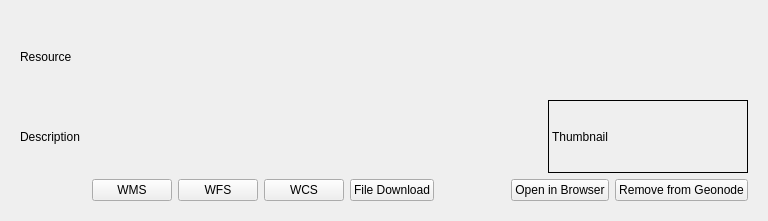
Above: src/qgis_geonode/ui/search_result_widget.ui from GeoNode/QGISGeoNodePlugin before the change. Below: the same form after it.
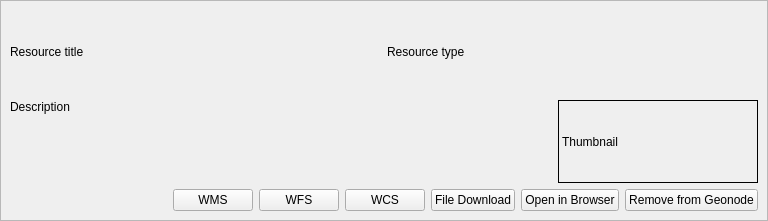
That is the form after the change.

Commit message: Make resource title bigger and add resource type (#96)

Diff of the .ui file:
```diff
--- a/src/qgis_geonode/ui/search_result_widget.ui
+++ b/src/qgis_geonode/ui/search_result_widget.ui
@@ -14,18 +14,62 @@
    <string>Resource</string>
   </property>
   <layout class="QVBoxLayout" name="verticalLayout_2">
+   <property name="spacing">
+    <number>0</number>
+   </property>
+   <property name="leftMargin">
+    <number>0</number>
+   </property>
+   <property name="topMargin">
+    <number>0</number>
+   </property>
+   <property name="rightMargin">
+    <number>0</number>
+   </property>
+   <property name="bottomMargin">
+    <number>0</number>
+   </property>
    <item>
-    <widget class="QWidget" name="resource" native="true">
+    <widget class="QFrame" name="resource">
+     <property name="frameShape">
+      <enum>QFrame::StyledPanel</enum>
+     </property>
+     <property name="frameShadow">
+      <enum>QFrame::Plain</enum>
+     </property>
      <layout class="QVBoxLayout" name="verticalLayout">
       <item>
-       <widget class="QLabel" name="name_la">
-        <property name="text">
-         <string>Resource</string>
-        </property>
-        <property name="wordWrap">
-         <bool>true</bool>
-        </property>
-       </widget>
+       <layout class="QHBoxLayout" name="horizontalLayout_3">
+        <item>
+         <widget class="QLabel" name="name_la">
+          <property name="sizePolicy">
+           <sizepolicy hsizetype="Preferred" vsizetype="Preferred">
+            <horstretch>0</horstretch>
+            <verstretch>0</verstretch>
+           </sizepolicy>
+          </property>
+          <property name="frameShape">
+           <enum>QFrame::NoFrame</enum>
+          </property>
+          <property name="text">
+           <string>Resource title</string>
+          </property>
+          <property name="alignment">
+           <set>Qt::AlignLeading|Qt::AlignLeft|Qt::AlignVCenter</set>
+          </property>
+          <property name="wordWrap">
+           <bool>true</bool>
+          </property>
+         </widget>
+        </item>
+        <item>
+         <widget class="QLabel" name="resource_type_la">
+          <property name="text">
+           <string>Resource type</string>
+          </property>
+         </widget>
+        </item>
+       </layout>
       </item>
       <item>
        <layout class="QHBoxLayout" name="horizontalLayout">
@@ -40,6 +84,9 @@
           <property name="text">
            <string>Description</string>
           </property>
+          <property name="alignment">
+           <set>Qt::AlignLeading|Qt::AlignLeft|Qt::AlignTop</set>
+          </property>
           <property name="wordWrap">
            <bool>true</bool>
           </property>
@@ -118,19 +165,6 @@
           </property>
          </widget>
         </item>
-        <item>
-         <spacer name="horizontalSpacer">
-          <property name="orientation">
-           <enum>Qt::Horizontal</enum>
-          </property>
-          <property name="sizeHint" stdset="0">
-           <size>
-            <width>40</width>
-            <height>20</height>
-           </size>
-          </property>
-         </spacer>
-        </item>
         <item>
          <widget class="QPushButton" name="browser_btn">
           <property name="toolTip">
```
The commit also changes 1 other file.
